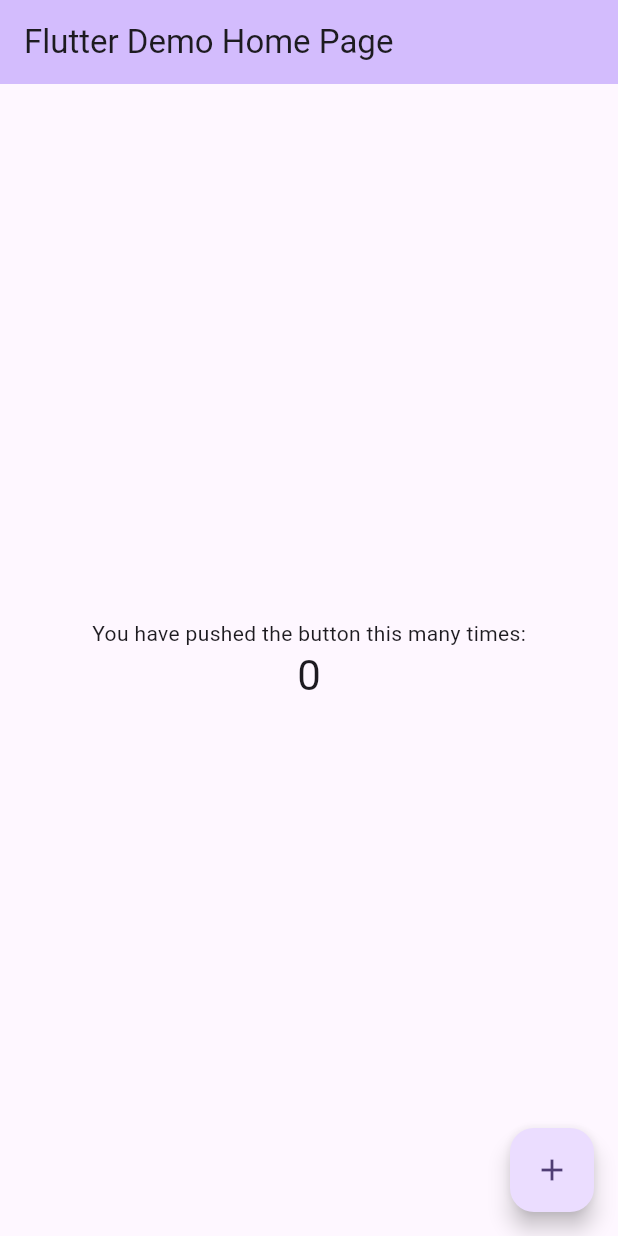
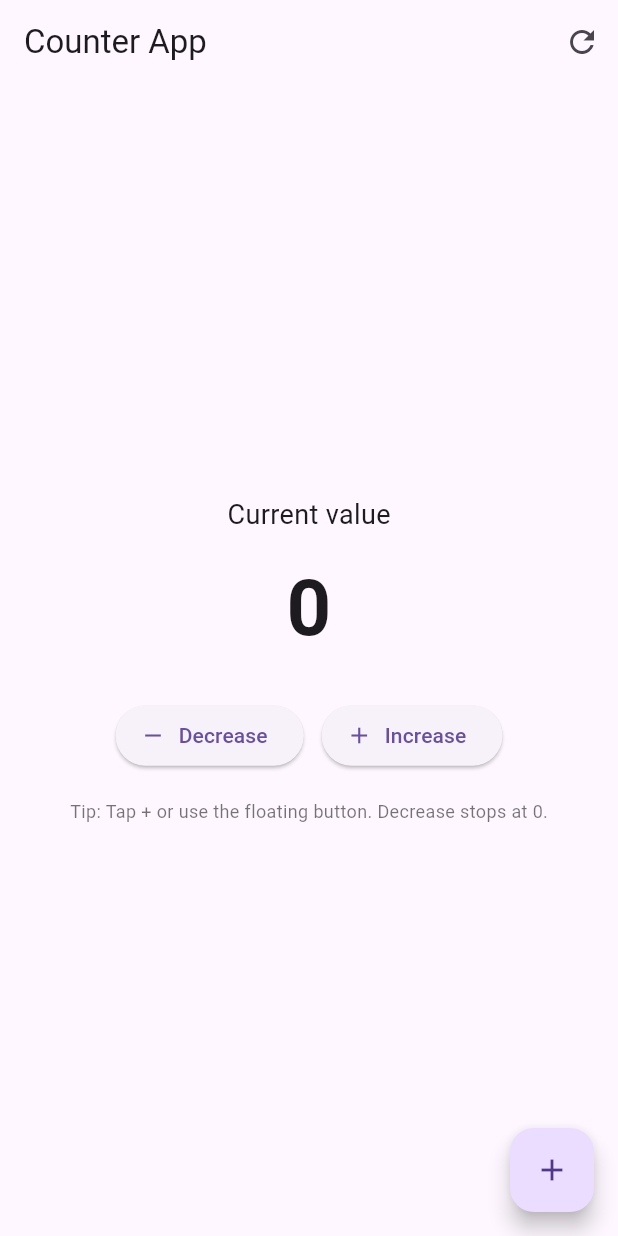
Before and after one commit to Moussi0amine/flutter_projects, a Flutter app: the screen it shows after launch, on a phone screen of 412 x 824 dp. Run offline on Flutter 3.47's test engine with Material 3 defaults, Android fonts, the light colour scheme and no system bars.

Commit message:
make a counter app

```diff
--- a/counter_app/lib/main.dart
+++ b/counter_app/lib/main.dart
@@ -1,122 +1,110 @@
 import 'package:flutter/material.dart';
 
-void main() {
-  runApp(const MyApp());
-}
+void main() => runApp(const CounterApp());
 
-class MyApp extends StatelessWidget {
-  const MyApp({super.key});
+class CounterApp extends StatelessWidget {
+  const CounterApp({Key? key}) : super(key: key);
 
-  // This widget is the root of your application.
   @override
   Widget build(BuildContext context) {
     return MaterialApp(
-      title: 'Flutter Demo',
-      theme: ThemeData(
-        // This is the theme of your application.
-        //
-        // TRY THIS: Try running your application with "flutter run". You'll see
-        // the application has a purple toolbar. Then, without quitting the app,
-        // try changing the seedColor in the colorScheme below to Colors.green
-        // and then invoke "hot reload" (save your changes or press the "hot
-        // reload" button in a Flutter-supported IDE, or press "r" if you used
-        // the command line to start the app).
-        //
-        // Notice that the counter didn't reset back to zero; the application
-        // state is not lost during the reload. To reset the state, use hot
-        // restart instead.
-        //
-        // This works for code too, not just values: Most code changes can be
-        // tested with just a hot reload.
-        colorScheme: ColorScheme.fromSeed(seedColor: Colors.deepPurple),
-      ),
-      home: const MyHomePage(title: 'Flutter Demo Home Page'),
+      title: 'Counter App - Learn Flutter',
+      debugShowCheckedModeBanner: false,
+      theme: ThemeData(primarySwatch: Colors.teal),
+      home: const CounterHomePage(),
     );
   }
 }
 
-class MyHomePage extends StatefulWidget {
-  const MyHomePage({super.key, required this.title});
-
-  // This widget is the home page of your application. It is stateful, meaning
-  // that it has a State object (defined below) that contains fields that affect
-  // how it looks.
-
-  // This class is the configuration for the state. It holds the values (in this
-  // case the title) provided by the parent (in this case the App widget) and
-  // used by the build method of the State. Fields in a Widget subclass are
-  // always marked "final".
-
-  final String title;
+class CounterHomePage extends StatefulWidget {
+  const CounterHomePage({Key? key}) : super(key: key);
 
   @override
-  State<MyHomePage> createState() => _MyHomePageState();
+  State<CounterHomePage> createState() => _CounterHomePageState();
 }
 
-class _MyHomePageState extends State<MyHomePage> {
+class _CounterHomePageState extends State<CounterHomePage> {
   int _counter = 0;
 
-  void _incrementCounter() {
+  void _increment() {
     setState(() {
-      // This call to setState tells the Flutter framework that something has
-      // changed in this State, which causes it to rerun the build method below
-      // so that the display can reflect the updated values. If we changed
-      // _counter without calling setState(), then the build method would not be
-      // called again, and so nothing would appear to happen.
       _counter++;
+    });
+  }
+
+  void _decrement() {
+    setState(() {
+      if (_counter > 0) _counter--;
+    });
+  }
+
+  void _reset() {
+    setState(() {
+      _counter = 0;
     });
   }
 
   @override
   Widget build(BuildContext context) {
-    // This method is rerun every time setState is called, for instance as done
-    // by the _incrementCounter method above.
-    //
-    // The Flutter framework has been optimized to make rerunning build methods
-    // fast, so that you can just rebuild anything that needs updating rather
-    // than having to individually change instances of widgets.
     return Scaffold(
       appBar: AppBar(
-        // TRY THIS: Try changing the color here to a specific color (to
-        // Colors.amber, perhaps?) and trigger a hot reload to see the AppBar
-        // change color while the other colors stay the same.
-        backgroundColor: Theme.of(context).colorScheme.inversePrimary,
-        // Here we take the value from the MyHomePage object that was created by
-        // the App.build method, and use it to set our appbar title.
-        title: Text(widget.title),
+        title: const Text('Counter App'),
+        actions: [
+          IconButton(
+            tooltip: 'Reset counter',
+            icon: const Icon(Icons.refresh),
+            onPressed: _reset,
+          )
+        ],
       ),
       body: Center(
-        // Center is a layout widget. It takes a single child and positions it
-        // in the middle of the parent.
         child: Column(
-          // Column is also a layout widget. It takes a list of children and
-          // arranges them vertically. By default, it sizes itself to fit its
-          // children horizontally, and tries to be as tall as its parent.
-          //
-          // Column has various properties to control how it sizes itself and
-          // how it positions its children. Here we use mainAxisAlignment to
-          // center the children vertically; the main axis here is the vertical
-          // axis because Columns are vertical (the cross axis would be
-          // horizontal).
-          //
-          // TRY THIS: Invoke "debug painting" (choose the "Toggle Debug Paint"
-          // action in the IDE, or press "p" in the console), to see the
-          // wireframe for each widget.
           mainAxisAlignment: MainAxisAlignment.center,
           children: <Widget>[
-            const Text('You have pushed the button this many times:'),
-            Text(
-              '$_counter',
-              style: Theme.of(context).textTheme.headlineMedium,
+            const Text(
+              'Current value',
+              style: TextStyle(fontSize: 18),
+            ),
+            const SizedBox(height: 12),
+            AnimatedSwitcher(
+              duration: const Duration(milliseconds: 300),
+              transitionBuilder: (child, animation) => ScaleTransition(scale: animation, child: child),
+              child: Text(
+                '$_counter',
+                key: ValueKey<int>(_counter),
+                style: const TextStyle(fontSize: 52, fontWeight: FontWeight.bold),
+              ),
+            ),
+            const SizedBox(height: 24),
+            Row(
+              mainAxisSize: MainAxisSize.min,
+              children: [
+                ElevatedButton.icon(
+                  onPressed: _decrement,
+                  icon: const Icon(Icons.remove),
+                  label: const Text('Decrease'),
+                ),
+                const SizedBox(width: 12),
+                ElevatedButton.icon(
+                  onPressed: _increment,
+                  icon: const Icon(Icons.add),
+                  label: const Text('Increase'),
+                ),
+              ],
+            ),
+            const SizedBox(height: 18),
+            const Text(
+              'Tip: Tap + or use the floating button. Decrease stops at 0.',
+              style: TextStyle(fontSize: 12, color: Colors.black54),
             ),
           ],
         ),
       ),
       floatingActionButton: FloatingActionButton(
-        onPressed: _incrementCounter,
+        onPressed: _increment,
         tooltip: 'Increment',
         child: const Icon(Icons.add),
-      ), // This trailing comma makes auto-formatting nicer for build methods.
+      ),
     );
   }
 }
```
Also changed, not shown: 1 other file.
